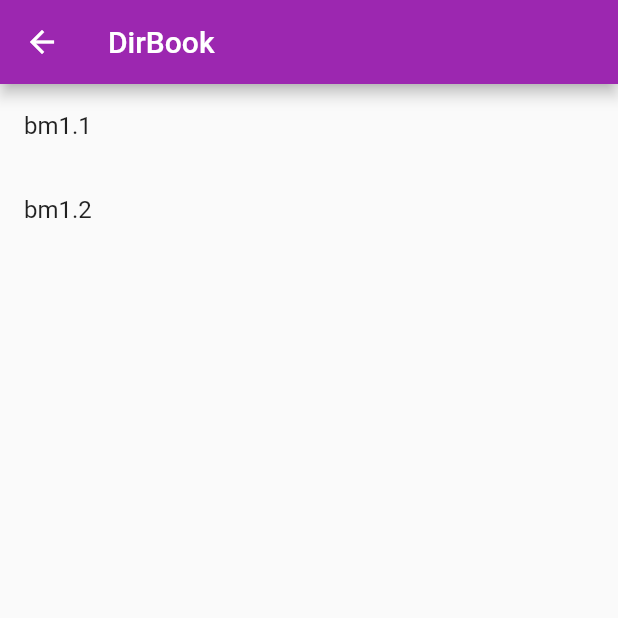
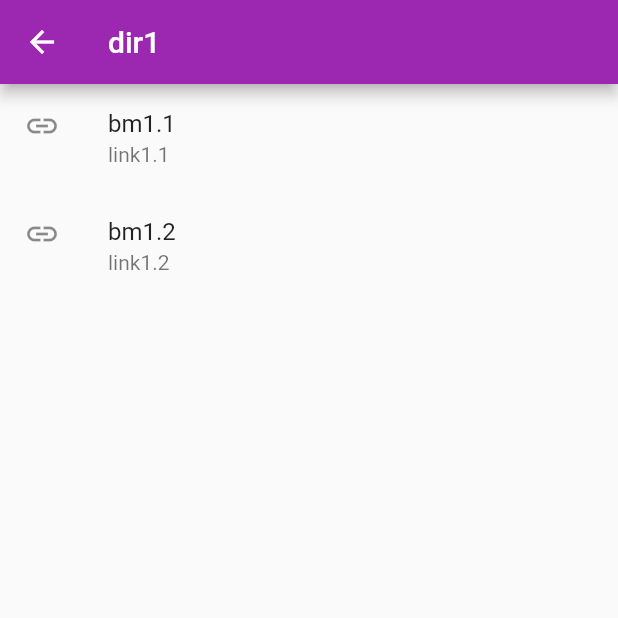
Before and after one commit to RohitSingh107/dirbook, a Flutter app: the screen it shows after launch, after a tap on "dir1", on a phone screen of 412 x 824 dp, the top half of it. Run offline on Flutter 3.47's test engine with Material 2 defaults, Android fonts, the phone set to English and light mode, and no system bars.

Commit message:
Structure ready

```diff
--- a/lib/bookmarks/bookmarks.dart
+++ b/lib/bookmarks/bookmarks.dart
@@ -1,6 +1,10 @@
 class BookMarks {
-  static Map<String, Map<String, String>> setOfBookmarks = {
+  static Map<String, dynamic> setOfBookmarks = {
     "dir1": {"bm1.1": "link1.1", "bm1.2": "link1.2"},
     "dir2": {"bm2.1": "link2.1", "bm2.2": "link2.2"}
   };
+
+  // Map<String, dynamic> setOfBookmarks;
+  // BookMarks({required this.setOfBookmarks});
+
 }
--- a/lib/main.dart
+++ b/lib/main.dart
@@ -1,7 +1,23 @@
+import 'dart:convert';
+
 import 'package:dir_book/bookmarks/bookmarks.dart';
 import 'package:dir_book/mainPage/mainPage.dart';
 import 'package:flutter/material.dart';
 import 'package:dir_book/main.dart';
+import 'package:flutter/services.dart';
+
+Future<void> loadData() async {
+  print("Loading Starts...");
+  await Future.delayed(const Duration(seconds: 2));
+
+  String jsonString = await rootBundle.loadString("assets/bookmarks.json");
+
+  Map<String, dynamic> decodedJson = jsonDecode(jsonString);
+
+  BookMarks.setOfBookmarks = decodedJson;
+
+  print("Suceessfully Loaded");
+}
 
 void main() {
   runApp(const MyApp());
@@ -10,7 +26,7 @@ void main() {
 class MyApp extends StatelessWidget {
   const MyApp({Key? key}) : super(key: key);
 
-  // This widget is the root of your application.
+  //This widget is the root of your application.
   @override
   Widget build(BuildContext context) {
     return MaterialApp(
@@ -26,6 +42,11 @@ class MyApp extends StatelessWidget {
 class MyHomePage extends StatelessWidget {
   @override
   Widget build(BuildContext context) {
-    return MainPage(bm: BookMarks.setOfBookmarks);
+    loadData();
+
+    return MainPage(
+      bm: BookMarks.setOfBookmarks,
+      parentRoot: "/",
+    );
   }
 }
--- a/lib/mainPage/mainPage.dart
+++ b/lib/mainPage/mainPage.dart
@@ -2,31 +2,58 @@ import 'package:flutter/material.dart';
 
 class MainPage extends StatelessWidget {
   Map<String, dynamic> bm;
+  String parentRoot;
 
-  MainPage({Key? key, required this.bm}) : super(key: key);
+  MainPage({Key? key, required this.bm, required this.parentRoot})
+      : super(key: key);
 
   @override
   Widget build(BuildContext context) {
     return Scaffold(
       appBar: AppBar(
-        title: const Text("DirBook"),
+        title: Text(parentRoot),
       ),
       body: ListView.builder(
         itemCount: bm.length,
         itemBuilder: (BuildContext context, int index) {
           List<String> listOfItems = bm.keys.toList();
-          return ListTile(
-            title: Text(listOfItems[index]),
-            onTap: () {
-              Navigator.push(context, MaterialPageRoute(builder: (context) {
-                return MainPage(
-                  bm: bm[listOfItems[index]],
-                );
-              }));
-            },
-          );
+
+          bool check = bm[listOfItems[index]].runtimeType == String;
+
+          return check
+              ? bookmarkTile(context, bm, listOfItems, index)
+              : directoryTile(context, bm, listOfItems, index);
         },
       ),
     );
   }
 }
+
+ListTile directoryTile(BuildContext context, Map<String, dynamic> bm,
+    List<String> listOfItems, int index) {
+  return ListTile(
+    title: Text(listOfItems[index]),
+    leading: Icon(Icons.folder),
+    onTap: () {
+      Navigator.push(context, MaterialPageRoute(builder: (context) {
+        return MainPage(
+          bm: bm[listOfItems[index]],
+          parentRoot: listOfItems[index],
+        );
+      }));
+    },
+    subtitle: Text(bm[listOfItems[index]].length.toString()),
+  );
+}
+
+ListTile bookmarkTile(BuildContext context, Map<String, dynamic> bm,
+    List<String> listOfItems, int index) {
+  return ListTile(
+    title: Text(listOfItems[index]),
+    leading: Icon(Icons.link),
+    onTap: () {
+      print(bm[listOfItems[index]]);
+    },
+    subtitle: Text(bm[listOfItems[index]].toString()),
+  );
+}
--- a/pubspec.yaml
+++ b/pubspec.yaml
@@ -58,7 +58,9 @@ flutter:
   uses-material-design: true
 
   # To add assets to your application, add an assets section, like this:
-  # assets:
+  assets:
+    - assets/bookmarks.json
+
   #   - images/a_dot_burr.jpeg
   #   - images/a_dot_ham.jpeg
 
```
